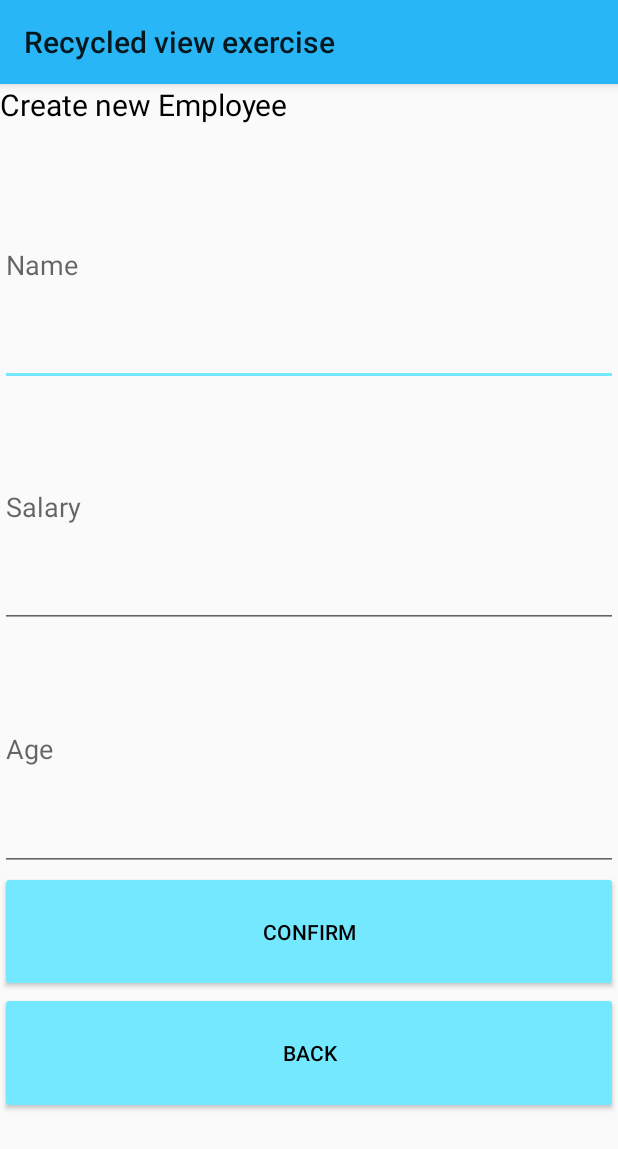
After one commit to matfryda/RecycledViewExercise, an Android app: the AddEmployeeActivity screen opened directly, with no data from a screen before it, on a phone screen of 412 x 824 dp. The commit adds this screen. Shown: the top 1149 px of the screen. Run offline under Robolectric (Android 15) with nearby library versions, the phone set to English and light mode, and no system bars; our stand-ins replace data binding.

Commit message:
Add employee option

```diff
--- a/app/src/main/java/com/example/recycledviewexercise/ApiInterface.java
+++ b/app/src/main/java/com/example/recycledviewexercise/ApiInterface.java
@@ -7,6 +7,7 @@ import retrofit2.http.Body;
 import retrofit2.http.DELETE;
 import retrofit2.http.GET;
 import retrofit2.http.Headers;
+import retrofit2.http.POST;
 import retrofit2.http.PUT;
 import retrofit2.http.Path;
 
@@ -25,5 +26,8 @@ public interface ApiInterface {
     Call<UpdateEmployee> putEmployee(@Path("id") int id, @Body UpdateEmployee updateEmployee);
 
     @DELETE("api/v1/delete/{id}")
-    Call<Void> deleteTheEmployee(@Path("id") int id);
+    Call<Void> deleteEmployee(@Path("id") int id);
+
+    @POST("api/v1/create")
+    Call<UpdateEmployee> addEmployee(@Body UpdateEmployee updateEmployee);
 }
--- a/app/src/main/java/com/example/recycledviewexercise/UpdateActivity.java
+++ b/app/src/main/java/com/example/recycledviewexercise/UpdateActivity.java
@@ -42,7 +42,7 @@ public class UpdateActivity extends AppCompatActivity {
     }
 
     private void updateEmployeeButton() {
-        activityUpdateBinding.buttonConfirm.setOnClickListener(this::dialogUpdateEmployeeConfirm);
+        activityUpdateBinding.buttonConfirm.setOnClickListener(v -> dialogUpdateEmployeeConfirm(v));
     }
 
     private void deleteEmployeeButton() {
@@ -188,7 +188,7 @@ public class UpdateActivity extends AppCompatActivity {
 
     public void deleteEmployee(int id) {
 
-        Call<Void> call = api.deleteTheEmployee(id);
+        Call<Void> call = api.deleteEmployee(id);
 
         call.enqueue(new Callback<Void>() {
             @Override
--- a/app/src/main/java/com/example/recycledviewexercise/UpdateEmployee.java
+++ b/app/src/main/java/com/example/recycledviewexercise/UpdateEmployee.java
@@ -5,6 +5,12 @@ import com.google.gson.annotations.SerializedName;
 public class UpdateEmployee {
     public UpdateEmployee(int id, String name, double salary, int age) {
         this.id = id;
+        this.name = name;
+        this.salary = salary;
+        this.age = age;
+    }
+
+    public UpdateEmployee(String name, double salary, int age) {
         this.name = name;
         this.salary = salary;
         this.age = age;
--- /dev/null
+++ b/app/src/main/java/com/example/recycledviewexercise/addNewEmployee/AddEmployeeActivity.java
@@ -0,0 +1,81 @@
+package com.example.recycledviewexercise.addNewEmployee;
+
+import android.content.Intent;
+import android.databinding.DataBindingUtil;
+import android.os.Bundle;
+import android.support.v7.app.AppCompatActivity;
+import android.util.Log;
+import android.view.View;
+
+import com.example.recycledviewexercise.ApiInterface;
+import com.example.recycledviewexercise.R;
+import com.example.recycledviewexercise.UpdateActivity;
+import com.example.recycledviewexercise.UpdateEmployee;
+import com.example.recycledviewexercise.databinding.ActivityAddEmployeeBinding;
+import com.example.recycledviewexercise.views.main.MainActivity;
+import com.example.recycledviewexercise.views.profile.ProfileActivity;
+
+import retrofit2.Call;
+import retrofit2.Callback;
+import retrofit2.Response;
+import retrofit2.Retrofit;
+import retrofit2.converter.gson.GsonConverterFactory;
+
+public class AddEmployeeActivity extends AppCompatActivity implements AddNewEmployeeContract.View {
+
+    ActivityAddEmployeeBinding activityAddEmployeeBinding;
+
+    Retrofit retrofit = new Retrofit.Builder()
+            .baseUrl(ApiInterface.URL)
+            .addConverterFactory(GsonConverterFactory.create())
+            .build();
+    ApiInterface api = retrofit.create(ApiInterface.class);
+
+    @Override
+    protected void onCreate(Bundle savedInstanceState) {
+        super.onCreate(savedInstanceState);
+        activityAddEmployeeBinding = DataBindingUtil.setContentView(this, R.layout.activity_add_employee);
+
+
+        activityAddEmployeeBinding.buttonBackToMain.setOnClickListener(v -> backToMainActivity());
+        activityAddEmployeeBinding.buttonNewEmployeeConfirm.setOnClickListener(v -> addNewEmploye());
+    }
+
+    public void addNewEmploye() {
+        String name = activityAddEmployeeBinding.newName.getText().toString();
+
+        double salary;
+        String salaryString = activityAddEmployeeBinding.newSalary.getText().toString();
+        salary = Double.valueOf(salaryString);
+
+        int age = 0;
+        String ageString = activityAddEmployeeBinding.newAge.getText().toString();
+        age = Integer.valueOf(ageString);
+        createAPIEmployee(name, salary, age);
+    }
+
+    private void createAPIEmployee(String name, double salary, int age) {
+        UpdateEmployee employee = new UpdateEmployee(name, salary, age);
+        Call<UpdateEmployee> employeesAdded = api.addEmployee(employee);
+        employeesAdded.enqueue(new Callback<UpdateEmployee>() {
+            @Override
+            public void onResponse(Call<UpdateEmployee> call, Response<UpdateEmployee> response) {
+                if (response.isSuccessful()) {
+                    assert response.body() != null;
+                    Log.d("response", response.body().toString());
+                }
+            }
+
+            @Override
+            public void onFailure(Call<UpdateEmployee> call, Throwable t) {
+                Log.d("response", t.getMessage());
+            }
+        });
+
+    }
+
+    public void backToMainActivity() {
+        Intent intent = new Intent(AddEmployeeActivity.this, MainActivity.class);
+        this.startActivity(intent);
+    }
+}
--- /dev/null
+++ b/app/src/main/java/com/example/recycledviewexercise/addNewEmployee/AddNewEmployeeContract.java
@@ -0,0 +1,13 @@
+package com.example.recycledviewexercise.addNewEmployee;
+
+public interface AddNewEmployeeContract {
+    public interface View {
+
+    }
+
+    public interface Presenter {
+        void createAPIEmployee(String name, double salary, int age);
+    }
+
+
+}
--- a/app/src/main/java/com/example/recycledviewexercise/views/main/MainContract.java
+++ b/app/src/main/java/com/example/recycledviewexercise/views/main/MainContract.java
@@ -14,9 +14,11 @@ public interface MainContract {
 
         void showEmployees(List<Employee> employees);
 
+        void addEmployee();
+
     }
+    interface Presenter {
 
-    interface Presenter {
 
         void onEmployeeClick(Adapter adapter);
 
--- /dev/null
+++ b/app/src/main/res/drawable/ic_add_circle_24dp.xml
@@ -0,0 +1,6 @@
+<vector android:height="24dp" android:tint="#1818D5"
+    android:viewportHeight="24.0" android:viewportWidth="24.0"
+    android:width="24dp" xmlns:android="http://schemas.android.com/apk/res/android">
+    <path android:fillColor="#0086C3"
+        android:pathData="M12,2C6.48,2 2,6.48 2,12s4.48,10 10,10 10,-4.48 10,-10S17.52,2 12,2zM17,13h-4v4h-2v-4L7,13v-2h4L11,7h2v4h4v2z"/>
+</vector>
--- /dev/null
+++ b/app/src/main/res/layout/activity_add_employee.xml
@@ -0,0 +1,71 @@
+<?xml version="1.0" encoding="utf-8"?>
+<layout>
+    <data>
+        <variable
+            name="new_employee"
+            type="com.example.recycledviewexercise.addNewEmployee.AddEmployeeActivity"/>
+    </data>
+
+    <LinearLayout xmlns:android="http://schemas.android.com/apk/res/android"
+        xmlns:tools="http://schemas.android.com/tools"
+        android:layout_width="match_parent"
+        android:layout_height="match_parent"
+        android:orientation="vertical"
+        android:weightSum="95"
+        tools:context=".addNewEmployee.AddEmployeeActivity">
+
+        <TextView
+            android:layout_width="match_parent"
+            android:layout_height="0dp"
+            android:layout_weight="5"
+            android:text="@string/create_new_employee"
+            android:textSize="20sp" />
+
+        <EditText
+            android:id="@+id/newName"
+            android:layout_width="match_parent"
+            android:layout_height="0dp"
+            android:layout_weight="20"
+            android:ems="10"
+            android:hint="@string/name"
+            android:inputType="text" />
+
+        <EditText
+            android:id="@+id/newSalary"
+            android:layout_width="match_parent"
+            android:layout_height="0dp"
+            android:layout_weight="20"
+            android:ems="10"
+            android:hint="@string/salary"
+            android:inputType="numberDecimal" />
+
+
+        <EditText
+            android:id="@+id/newAge"
+            android:layout_width="match_parent"
+            android:layout_height="0dp"
+            android:layout_weight="20"
+            android:ems="10"
+            android:hint="@string/age"
+            android:inputType="number" />
+
+
+        <Button
+            android:id="@+id/buttonNewEmployeeConfirm"
+            style="@style/Widget.AppCompat.Button.Colored"
+            android:layout_width="match_parent"
+            android:layout_height="0dp"
+            android:layout_weight="10"
+            android:text="@string/confirm" />
+
+        <Button
+            android:id="@+id/buttonBackToMain"
+            style="@style/Widget.AppCompat.Button.Colored"
+            android:layout_width="match_parent"
+            android:layout_height="0dp"
+            android:layout_weight="10"
+            android:text="@string/Back" />
+
+
+    </LinearLayout>
+</layout>
--- a/app/src/main/res/values/strings.xml
+++ b/app/src/main/res/values/strings.xml
@@ -11,13 +11,16 @@
     <string name="update">Update</string>
     <string name="confirm">Confirm</string>
     <string name="complete_the_data">Complete the data:</string>
-    <string name="name">Name</string>
-    <string name="salary">Salary</string>
+
+
     <string name="age">Age</string>
     <string name="delete">Delete Employee</string>
     <string name="app_name">SharedPreferencesFavorites</string>
     <string name="action_settings">Settings</string>
     <string name="hello_world">Hello world!</string>
     <string name="favorites">Favorites</string>
+    <string name="create_new_employee">Create new Employee</string>
+    <string name="name">Name</string>
+    <string name="salary">Salary</string>
 
 </resources>
```
Also changed, not shown: app/src/main/AndroidManifest.xml (+7 -2 lines), app/src/main/java/com/example/recycledviewexercise/addNewEmployee/AddNewEmployeePresenter.java (added, +48 -0 lines), app/src/main/java/com/example/recycledviewexercise/views/main/MainActivity.java (+9 -3 lines), app/src/main/java/com/example/recycledviewexercise/views/main/MainPresenter.java (+5 -4 lines), app/src/main/res/layout/activity_main.xml (+13 -2 lines).
